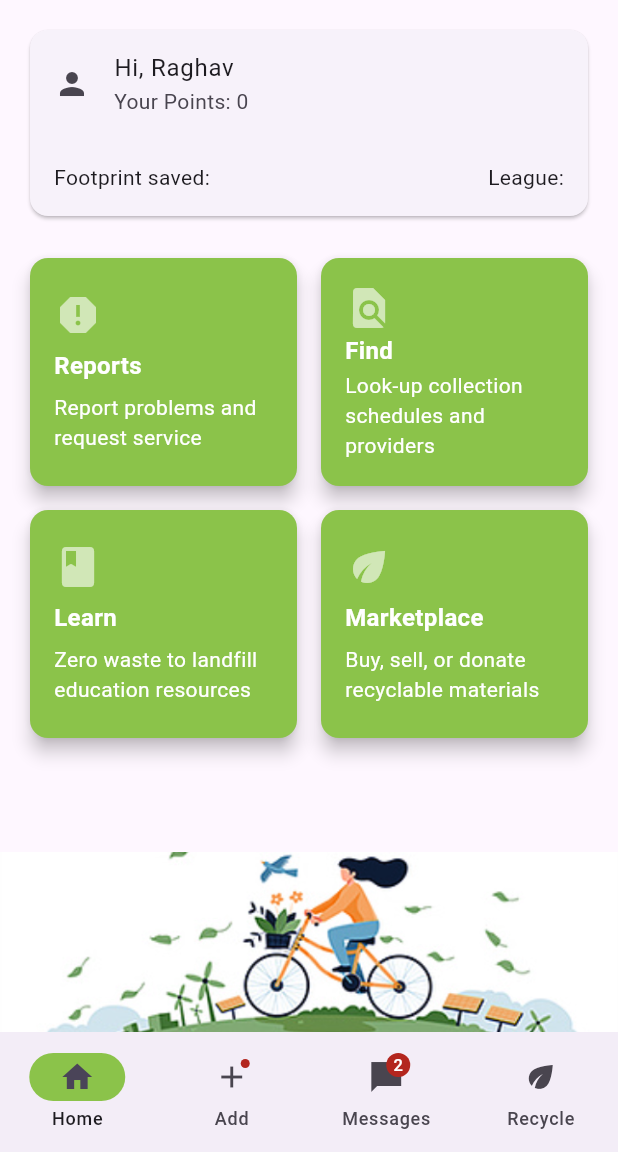
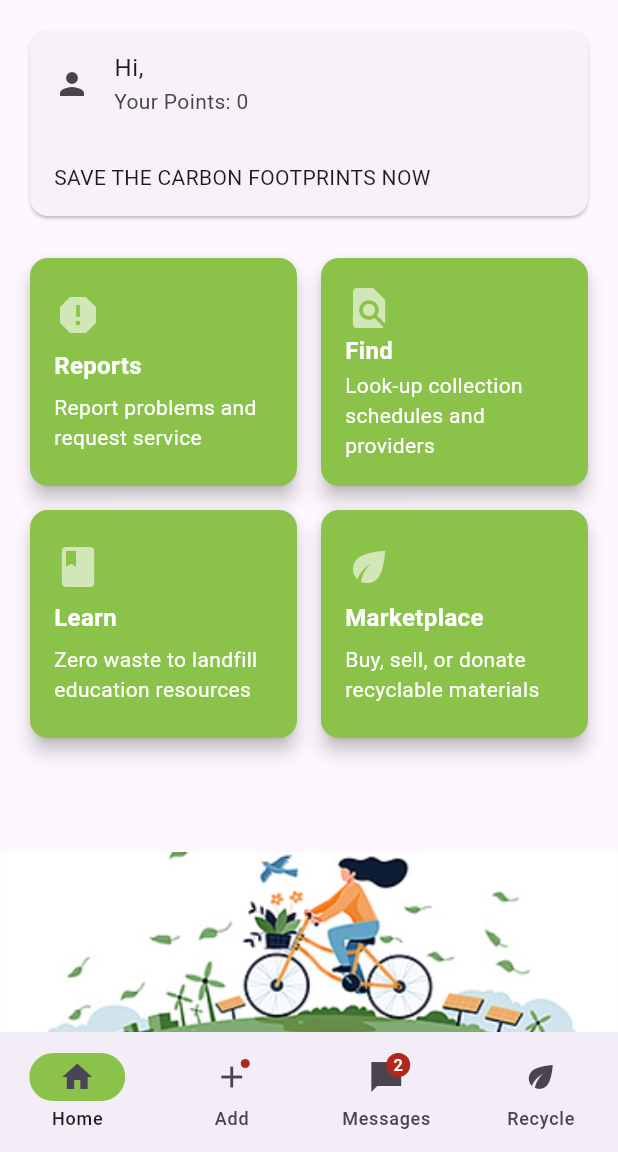
Before and after one commit to Hackdata2024/10-22p, a Flutter app: the NavigationExample screen opened directly, on a phone screen of 412 x 824 dp, the part 84-1236 px from its top. Run offline on Flutter 3.47's test engine with Material 3 defaults, Android fonts, the phone set to English and light mode, and no system bars; our stand-ins replace cloud_firestore, device_preview, firebase_auth, firebase_core, image_picker, shared_preferences; missing offline and left inert: dart:html, dart:js; accounts and stored records are empty; network calls fail.

Commit message:
current user authenticated

```diff
--- a/lib/honess.dart
+++ b/lib/honess.dart
@@ -3,6 +3,7 @@ import 'package:provider/provider.dart';
 import 'package:untitled/chatbot.dart';
 import 'package:untitled/recycle_material.dart';
 import 'package:untitled/upload_scree.dart';
+import 'package:firebase_auth/firebase_auth.dart';
 import 'user_points.dart';
 class NavigationExample extends StatefulWidget {
   const NavigationExample({super.key});
@@ -194,6 +195,7 @@ class FirstRowCardBigger extends StatelessWidget {
 
   @override
   Widget build(BuildContext context) {
+    User? _user = FirebaseAuth.instance.currentUser;
     var userPointsProvider = Provider.of<UserPointsProvider>(context);
     int userPoints = userPointsProvider.userPoints;
     return Card(
@@ -201,7 +203,7 @@ class FirstRowCardBigger extends StatelessWidget {
         children: <Widget>[
           ListTile(
             leading: const Icon(Icons.person),
-            title: const Text("Hi, Raghav"),
+            title:  Text("Hi, ${_user?.displayName}"),
             subtitle: Text("Your Points: $userPoints"),
           ),
           const Padding(
@@ -209,8 +211,7 @@ class FirstRowCardBigger extends StatelessWidget {
             child: Row(
               mainAxisAlignment: MainAxisAlignment.spaceBetween,
               children: [
-                Text("Footprint saved:"),
-                Text("League:"),
+                Text("SAVE THE CARBON FOOTPRINTS NOW")
               ],
             ),
           ),
```
Also changed, not shown: lib/main.dart (+5 -2 lines).
